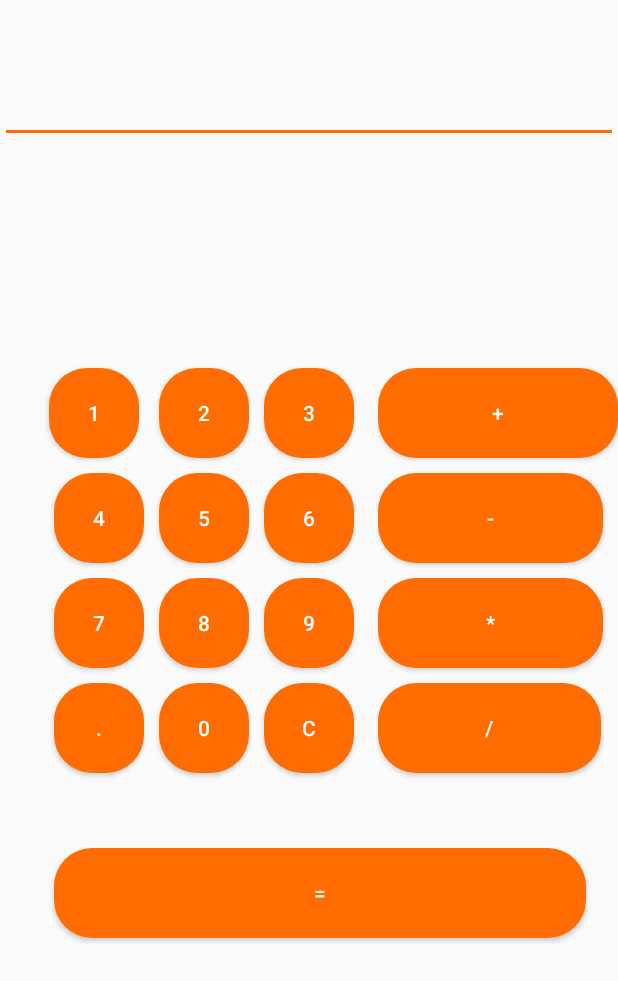
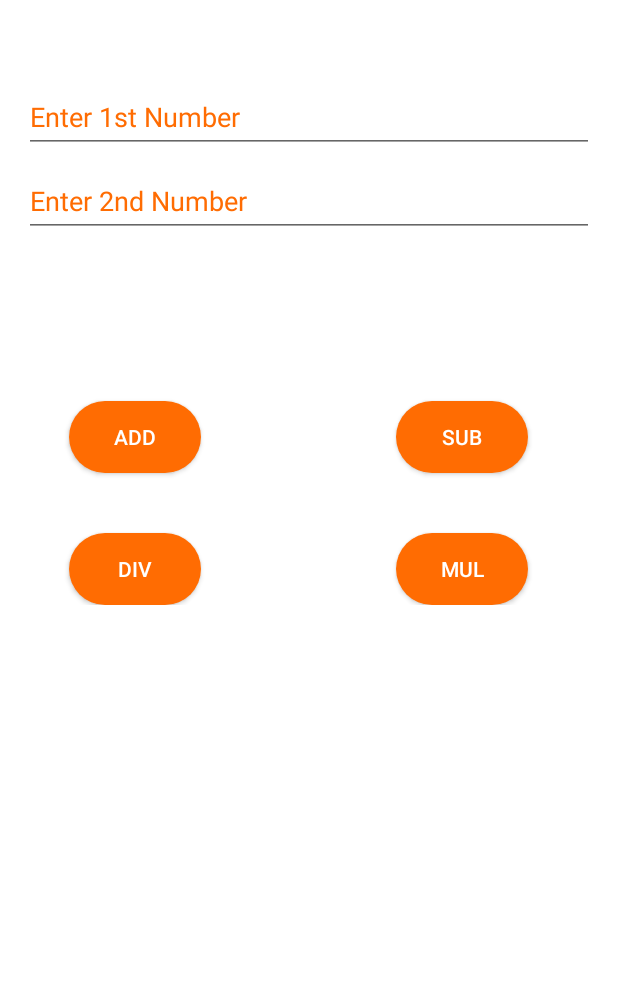
Before and after one commit to BikashBIOS/Circadian_App, an Android app: the layout activity_calculator.xml on its own in the app's theme, with its tools: preview values and no code run, on a phone screen of 412 x 824 dp. Shown: the top 981 px of the screen. Run offline under Robolectric (Android 15) with nearby library versions, the phone set to English and light mode, and no system bars.

Commit message:
Calculator

```diff
--- a/app/build.gradle
+++ b/app/build.gradle
@@ -29,4 +29,5 @@ dependencies {
     androidTestImplementation 'androidx.test.espresso:espresso-core:3.2.0'
     implementation 'androidx.cardview:cardview:1.0.0'
     implementation 'androidx.recyclerview:recyclerview:1.0.0'
+    implementation 'com.google.android.material:material:1.0.0'
 }
--- a/app/src/main/AndroidManifest.xml
+++ b/app/src/main/AndroidManifest.xml
@@ -10,12 +10,12 @@
 
     <application
         android:allowBackup="true"
-        android:icon="@mipmap/mainicon1"
-        android:label="@string/app_name"
+        android:icon="@drawable/main_logo"
+        android:label="Circadian App"
         android:roundIcon="@mipmap/ic_launcher_round"
         android:supportsRtl="true"
         android:theme="@style/AppTheme">
-        <activity android:name=".Calculator" />
+        <activity android:name=".CalculatorMain" />
         <activity android:name=".Facebook" />
         <activity
             android:name=".VideoPlay"
--- a/app/src/main/java/com/example/miniproject/ImageView1.java
+++ b/app/src/main/java/com/example/miniproject/ImageView1.java
@@ -40,6 +40,7 @@ public class ImageView1 extends AppCompatActivity {
 
 
         image.startAnimation(topAnim);
+        image.startAnimation(bottomAnim);
 
 
     }
--- a/app/src/main/java/com/example/miniproject/MainActivity.java
+++ b/app/src/main/java/com/example/miniproject/MainActivity.java
@@ -1,6 +1,5 @@
 package com.example.miniproject;
 
-import androidx.appcompat.app.AlertDialog;
 import androidx.appcompat.app.AppCompatActivity;
 
 import android.content.Intent;
@@ -15,7 +14,7 @@ public class MainActivity extends AppCompatActivity {
     protected void onCreate(Bundle savedInstanceState) {
         super.onCreate(savedInstanceState);
         setContentView(R.layout.activity_main);
-        getSupportActionBar().setTitle("All In One");
+        getSupportActionBar().setTitle("Circadian");
         music=findViewById(R.id.music);
         step=findViewById(R.id.step);
         google=findViewById(R.id.google);
@@ -66,7 +65,7 @@ public class MainActivity extends AppCompatActivity {
         calculator.setOnClickListener(new View.OnClickListener() {
             @Override
             public void onClick(View view) {
-                Intent intent=new Intent(MainActivity.this,Calculator.class);
+                Intent intent=new Intent(MainActivity.this, CalculatorMain.class);
                 startActivity(intent);
             }
         });
--- a/app/src/main/res/layout/activity_calculator.xml
+++ b/app/src/main/res/layout/activity_calculator.xml
@@ -1,256 +1,119 @@
 <?xml version="1.0" encoding="utf-8"?>
-<RelativeLayout xmlns:android="http://schemas.android.com/apk/res/android"
+<LinearLayout xmlns:android="http://schemas.android.com/apk/res/android"
     xmlns:app="http://schemas.android.com/apk/res-auto"
     xmlns:tools="http://schemas.android.com/tools"
     android:layout_width="match_parent"
     android:layout_height="match_parent"
-    tools:context=".Calculator">
+    android:orientation="vertical"
+    tools:context=".CalculatorMain"
+    android:paddingBottom="@dimen/activity_vertical_margin"
+    android:paddingLeft="@dimen/activity_horizontal_margin"
+    android:paddingRight="@dimen/activity_horizontal_margin"
+    android:paddingTop="@dimen/activity_vertical_margin"
+    android:background="#FFF">
 
-    <EditText
-        android:id="@+id/edt1"
+    <com.google.android.material.textfield.TextInputLayout
         android:layout_width="match_parent"
         android:layout_height="wrap_content"
-        android:layout_marginTop="50dp"/>
+        android:focusable="true"
+        android:focusableInTouchMode="true"
+        android:layout_marginTop="30dp"
+        android:hint="Enter 1st Number"
+        android:textColorHint="@color/colorAccent"
+        android:id="@+id/edt11">
+        <EditText
+            android:id="@+id/operand_one_edit_text"
+            android:layout_width="match_parent"
+            android:layout_height="wrap_content"
+            android:textColor="#ff6c02"
+            android:layout_marginTop="50dp"
+            android:inputType="numberDecimal"/>
+    </com.google.android.material.textfield.TextInputLayout>
+
+    <com.google.android.material.textfield.TextInputLayout
+        android:layout_width="match_parent"
+        android:layout_height="wrap_content"
+        android:focusable="true"
+        android:focusableInTouchMode="true"
+        android:layout_below="@+id/edt11"
+        android:hint="Enter 2nd Number"
+        android:textColorHint="@color/colorAccent"
+        android:id="@+id/edt12">
+        <EditText
+            android:id="@+id/operand_two_edit_text"
+            android:layout_width="match_parent"
+            android:layout_height="wrap_content"
+            android:textColor="#ff6c02"
+            android:inputType="numberDecimal"/>
+    </com.google.android.material.textfield.TextInputLayout>
+
+    <TextView
+        android:id="@+id/operation_result_text_view"
+        android:layout_width="match_parent"
+        android:layout_height="wrap_content"
+        android:layout_marginTop="@dimen/activity_vertical_margin"
+        android:textAlignment="center"
+        android:textSize="32sp"
+        android:textColor="@color/colorAccent"/>
+
+    <RelativeLayout
+        android:layout_width="match_parent"
+        android:layout_height="wrap_content"
+        android:layout_marginTop="20dp">
+
+    <Button
+        android:id="@+id/operation_add_btn"
+        android:layout_width="wrap_content"
+        android:layout_height="wrap_content"
+        android:onClick="onAdd"
+        android:layout_marginTop="30dp"
+        android:layout_marginLeft="30dp"
+        android:text="@string/add_operation_text"
+        android:background="@drawable/background_button"
+        android:textColor="#ffffffff"/>
+
+    <Button
+        android:id="@+id/operation_sub_btn"
+        android:layout_width="wrap_content"
+        android:layout_height="wrap_content"
+        android:layout_toEndOf="@id/operation_add_btn"
+        android:layout_marginLeft="130dp"
+        android:layout_toRightOf="@id/operation_add_btn"
+        android:onClick="onSub"
+        android:layout_marginTop="30dp"
+        android:text="@string/sub_operation_text"
+        android:background="@drawable/background_button"
+        android:textColor="#ffffffff"/>
+
+    <Button
+        android:id="@+id/operation_div_btn"
+        android:layout_width="wrap_content"
+        android:layout_height="wrap_content"
+        android:layout_below="@id/operation_add_btn"
+        android:layout_marginTop="40dp"
+        android:onClick="onDiv"
+        android:layout_marginLeft="30dp"
+        android:text="@string/div_operation_text"
+        android:background="@drawable/background_button"
+        android:textColor="#ffffffff"/>
+
+    <Button
+        android:id="@+id/operation_mul_btn"
+        android:layout_width="wrap_content"
+        android:layout_height="wrap_content"
+        android:layout_below="@id/operation_add_btn"
+        android:layout_toEndOf="@id/operation_add_btn"
+        android:layout_toRightOf="@id/operation_add_btn"
+        android:onClick="onMul"
+        android:layout_marginTop="40dp"
+        android:layout_marginLeft="130dp"
+        android:text="@string/mul_operation_text"
+        android:background="@drawable/background_button"
+        android:textColor="#ffffffff"/>
+    </RelativeLayout>
 
 
-    <Button
-        android:id="@+id/button1"
-        style="?android:attr/buttonStyleSmall"
-        android:layout_width="60dp"
-        android:layout_height="60dp"
-        android:layout_alignEnd="@+id/button4"
-        android:layout_alignRight="@+id/button4"
-        android:layout_below="@+id/edt1"
-        android:layout_marginTop="150dp"
-        android:layout_marginRight="3dp"
-        android:background="@drawable/background_button"
-        android:textColor="#ffffffff"
-        android:text="1" />
 
-    <Button
-        android:id="@+id/button2"
-        style="?android:attr/buttonStyleSmall"
-        android:layout_width="60dp"
-        android:layout_height="60dp"
-        android:layout_alignTop="@+id/button1"
-        android:layout_toLeftOf="@+id/button3"
-        android:layout_toStartOf="@+id/button3"
-        android:layout_marginRight="10dp"
-        android:background="@drawable/background_button"
-        android:textColor="#ffffffff"
-        android:text="2" />
 
-    <Button
-        android:id="@+id/button3"
-        style="?android:attr/buttonStyleSmall"
-        android:layout_width="60dp"
-        android:layout_height="60dp"
-        android:layout_alignTop="@+id/button2"
-        android:layout_centerHorizontal="true"
-        android:layout_marginRight="10dp"
-        android:background="@drawable/background_button"
-        android:textColor="#ffffffff"
-        android:text="3" />
 
-    <Button
-        android:id="@+id/button4"
-        style="?android:attr/buttonStyleSmall"
-        android:layout_width="60dp"
-        android:layout_height="60dp"
-        android:layout_below="@+id/button1"
-        android:layout_toLeftOf="@+id/button2"
-        android:layout_marginTop="10dp"
-        android:layout_marginRight="10dp"
-        android:background="@drawable/background_button"
-        android:textColor="#ffffffff"
-        android:text="4" />
-
-    <Button
-        android:id="@+id/button5"
-        style="?android:attr/buttonStyleSmall"
-        android:layout_width="60dp"
-        android:layout_height="60dp"
-        android:layout_alignBottom="@+id/button4"
-        android:layout_alignLeft="@+id/button2"
-        android:layout_alignStart="@+id/button2"
-        android:layout_marginTop="10dp"
-        android:layout_marginRight="10dp"
-        android:background="@drawable/background_button"
-        android:textColor="#ffffffff"
-        android:text="5" />
-
-    <Button
-        android:id="@+id/button6"
-        style="?android:attr/buttonStyleSmall"
-        android:layout_width="60dp"
-        android:layout_height="60dp"
-        android:layout_alignLeft="@+id/button3"
-        android:layout_alignStart="@+id/button3"
-        android:layout_below="@+id/button3"
-        android:background="@drawable/background_button"
-        android:layout_marginTop="10dp"
-        android:layout_marginRight="10dp"
-        android:textColor="#ffffffff"
-        android:text="6" />
-
-    <Button
-        android:id="@+id/button7"
-        style="?android:attr/buttonStyleSmall"
-        android:layout_width="60dp"
-        android:layout_height="60dp"
-        android:layout_below="@+id/button4"
-        android:layout_toLeftOf="@+id/button2"
-        android:background="@drawable/background_button"
-        android:layout_marginTop="10dp"
-        android:layout_marginRight="10dp"
-        android:textColor="#ffffffff"
-        android:text="7" />
-
-    <Button
-        android:id="@+id/button8"
-        style="?android:attr/buttonStyleSmall"
-        android:layout_width="60dp"
-        android:layout_height="60dp"
-        android:layout_alignLeft="@+id/button5"
-        android:layout_alignStart="@+id/button5"
-        android:layout_below="@+id/button5"
-        android:background="@drawable/background_button"
-        android:layout_marginTop="10dp"
-        android:layout_marginRight="10dp"
-        android:textColor="#ffffffff"
-        android:text="8" />
-
-    <Button
-        android:id="@+id/button9"
-        style="?android:attr/buttonStyleSmall"
-        android:layout_width="60dp"
-        android:layout_height="60dp"
-        android:layout_alignLeft="@+id/button6"
-        android:layout_alignStart="@+id/button6"
-        android:layout_below="@+id/button6"
-        android:layout_marginRight="10dp"
-        android:background="@drawable/background_button"
-        android:textColor="#ffffffff"
-        android:layout_marginTop="10dp"
-        android:text="9" />
-
-    <Button
-        android:id="@+id/buttonadd"
-        style="?android:attr/buttonStyleSmall"
-        android:layout_width="60dp"
-        android:layout_height="60dp"
-        android:layout_alignEnd="@+id/edt1"
-        android:layout_alignRight="@+id/edt1"
-        android:layout_alignTop="@+id/button3"
-        android:layout_marginLeft="46dp"
-        android:layout_marginStart="6dp"
-        android:layout_toRightOf="@+id/button3"
-        android:layout_marginRight="0dp"
-        android:layout_marginHorizontal="40dp"
-        android:background="@drawable/background_button"
-        android:textColor="#ffffffff"
-        android:text="+" />
-
-    <Button
-        android:id="@+id/buttonsub"
-        style="?android:attr/buttonStyleSmall"
-        android:layout_width="wrap_content"
-        android:layout_height="60dp"
-        android:layout_alignEnd="@+id/buttonadd"
-        android:layout_alignLeft="@+id/buttonadd"
-        android:layout_alignRight="@+id/buttonadd"
-        android:layout_alignStart="@+id/buttonadd"
-        android:layout_below="@+id/buttonadd"
-        android:layout_marginTop="10dp"
-        android:layout_marginRight="10dp"
-        android:background="@drawable/background_button"
-        android:textColor="#ffffffff"
-        android:text="-" />
-
-    <Button
-        android:id="@+id/buttonmul"
-        style="?android:attr/buttonStyleSmall"
-        android:layout_width="wrap_content"
-        android:layout_height="60dp"
-        android:layout_alignLeft="@+id/buttonsub"
-        android:layout_alignParentEnd="true"
-        android:layout_alignParentRight="true"
-        android:layout_alignStart="@+id/buttonsub"
-        android:layout_below="@+id/buttonsub"
-        android:layout_marginTop="10dp"
-        android:layout_marginRight="10dp"
-        android:background="@drawable/background_button"
-        android:textColor="#ffffffff"
-        android:text="*" />
-
-    <Button
-        android:id="@+id/button10"
-        style="?android:attr/buttonStyleSmall"
-        android:layout_width="60dp"
-        android:layout_height="60dp"
-        android:layout_below="@+id/button7"
-        android:layout_toLeftOf="@+id/button2"
-        android:layout_marginTop="10dp"
-        android:layout_marginRight="10dp"
-        android:background="@drawable/background_button"
-        android:textColor="#ffffffff"
-        android:text="." />
-
-    <Button
-        android:id="@+id/button0"
-        style="?android:attr/buttonStyleSmall"
-        android:layout_width="60dp"
-        android:layout_height="60dp"
-        android:layout_alignLeft="@+id/button8"
-        android:layout_alignStart="@+id/button8"
-        android:layout_below="@+id/button8"
-        android:layout_marginTop="10dp"
-        android:background="@drawable/background_button"
-        android:textColor="#ffffffff"
-        android:text="0" />
-
-    <Button
-        android:id="@+id/buttonC"
-        style="?android:attr/buttonStyleSmall"
-        android:layout_width="60dp"
-        android:layout_height="60dp"
-        android:layout_alignLeft="@+id/button9"
-        android:layout_alignStart="@+id/button9"
-        android:layout_below="@+id/button9"
-        android:layout_marginTop="10dp"
-        android:background="@drawable/background_button"
-        android:textColor="#ffffffff"
-        android:text="C" />
-
-    <Button
-        android:id="@+id/buttondiv"
-        style="?android:attr/buttonStyleSmall"
-        android:layout_width="wrap_content"
-        android:layout_height="60dp"
-        android:layout_alignEnd="@+id/buttonmul"
-        android:layout_alignLeft="@+id/buttonmul"
-        android:layout_alignRight="@+id/buttonmul"
-        android:layout_alignStart="@+id/buttonmul"
-        android:layout_below="@+id/buttonmul"
-        android:layout_marginTop="10dp"
-        android:layout_marginRight="1dp"
-        android:background="@drawable/background_button"
-        android:textColor="#ffffffff"
-        android:text="/" />
-
-    <Button
-        android:id="@+id/buttoneql"
-        android:layout_width="wrap_content"
-        android:layout_height="60dp"
-        android:layout_alignEnd="@+id/buttondiv"
-        android:layout_alignLeft="@+id/button10"
-        android:layout_alignRight="@+id/buttondiv"
-        android:layout_alignStart="@+id/button10"
-        android:layout_below="@+id/button0"
-        android:layout_marginTop="50dp"
-        android:layout_marginRight="10dp"
-        android:background="@drawable/background_button"
-        android:textColor="#ffffffff"
-        android:text="=" />
-
-</RelativeLayout>
+</LinearLayout>
--- a/app/src/main/res/layout/activity_image_view.xml
+++ b/app/src/main/res/layout/activity_image_view.xml
@@ -4,14 +4,15 @@
     xmlns:tools="http://schemas.android.com/tools"
     android:layout_width="match_parent"
     android:layout_height="match_parent"
-    android:background="#FF8C00"
+    android:background="#000"
     tools:context=".ImageView1">
 
     <ImageView
         android:layout_width="350dp"
         android:layout_height="400dp"
         android:layout_marginTop="150dp"
-        android:src="@mipmap/prolific"
+        android:src="@drawable/main_logo"
+        android:layout_marginLeft="7dp"
         android:id="@+id/imageView"/>
 
 </LinearLayout>
--- a/app/src/main/res/values/colors.xml
+++ b/app/src/main/res/values/colors.xml
@@ -1,6 +1,6 @@
 <?xml version="1.0" encoding="utf-8"?>
 <resources>
-    <color name="colorPrimary">#008577</color>
+    <color name="colorPrimary">#ff6c02</color>
     <color name="colorPrimaryDark">#00574B</color>
     <color name="colorAccent">#FF6C02</color>
 </resources>
--- a/app/src/main/res/values/strings.xml
+++ b/app/src/main/res/values/strings.xml
@@ -1,3 +1,3 @@
 <resources>
-    <string name="app_name">All In One</string>
+    <string name="app_name">Circadian App</string>
 </resources>
--- a/app/src/main/res/values/styles.xml
+++ b/app/src/main/res/values/styles.xml
@@ -7,5 +7,28 @@
         <item name="colorPrimaryDark">@color/colorPrimaryDark</item>
         <item name="colorAccent">@color/colorAccent</item>
     </style>
+    <!-- Hint for first operand EditText -->
+    <string name="type_operand_one_hint">Type Operand 1</string>
+
+    <!-- Hint for second operand EditText -->
+    <string name="type_operand_two_hint">Type Operand 2</string>
+
+    <string name="add_operation_text">Add</string>
+
+    <!-- Button label for subtract operation -->
+    <string name="sub_operation_text">Sub</string>
+
+    <!-- Button label for divide operation -->
+    <string name="div_operation_text">Div</string>
+
+    <!-- Button label for mul operation -->
+    <string name="mul_operation_text">Mul</string>
+
+    <!-- Message for textview in case of errors  -->
+    <string name="computationError">Error</string>
+
+    <!-- Default screen margins, per the Android Design guidelines. -->
+    <dimen name="activity_horizontal_margin">16dp</dimen>
+    <dimen name="activity_vertical_margin">16dp</dimen>
 
 </resources>
--- a/build.gradle
+++ b/build.gradle
@@ -7,7 +7,7 @@ buildscript {
 
     }
     dependencies {
-        classpath 'com.android.tools.build:gradle:3.5.3'
+        classpath 'com.android.tools.build:gradle:3.6.0'
 
         // NOTE: Do not place your application dependencies here; they belong
         // in the individual module build.gradle files
```
Also changed, not shown: app/src/main/java/com/example/miniproject/Calculator.java (+13 -189 lines), app/src/main/java/com/example/miniproject/CalculatorMain.java (added, +101 -0 lines), app/src/main/res/layout/activity_main.xml (+4 -4 lines), app/src/main/res/drawable/main_logo.png (added), app/src/main/res/mipmap-xxhdpi/mainicon1.jpg (deleted), gradle/wrapper/gradle-wrapper.properties, 3 other files.
